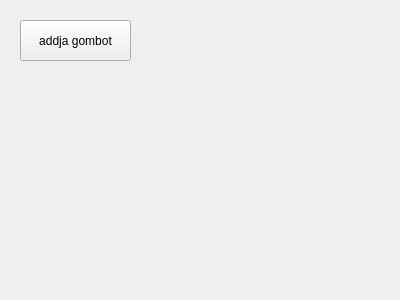
First picture: the form in widget.ui, repository benciboy/test, before the edit.
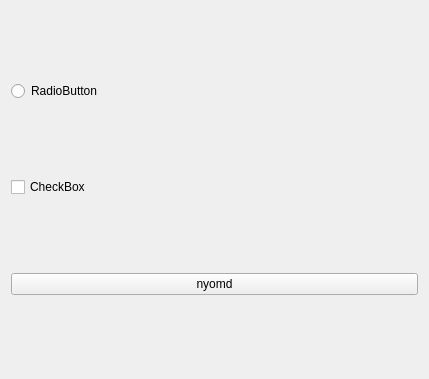
Second picture: the form after the edit.

Patch:
```diff
--- a/widget.ui
+++ b/widget.ui
@@ -6,37 +6,116 @@
    <rect>
     <x>0</x>
     <y>0</y>
-    <width>400</width>
-    <height>300</height>
+    <width>429</width>
+    <height>379</height>
    </rect>
   </property>
   <property name="windowTitle">
    <string>Widget</string>
   </property>
-  <widget class="QPushButton" name="addButton">
-   <property name="geometry">
-    <rect>
-     <x>20</x>
-     <y>20</y>
-     <width>111</width>
-     <height>41</height>
-    </rect>
-   </property>
-   <property name="text">
-    <string>addja gombot</string>
-   </property>
-  </widget>
-  <widget class="QWidget" name="gridLayoutWidget">
-   <property name="geometry">
-    <rect>
-     <x>159</x>
-     <y>60</y>
-     <width>221</width>
-     <height>191</height>
-    </rect>
-   </property>
-   <layout class="QGridLayout" name="gridLayout"/>
-  </widget>
+  <layout class="QGridLayout" name="gridLayout_2">
+   <item row="0" column="0">
+    <layout class="QGridLayout" name="gridLayout"/>
+   </item>
+   <item row="1" column="0">
+    <widget class="QRadioButton" name="radioButton">
+     <property name="layoutDirection">
+      <enum>Qt::LeftToRight</enum>
+     </property>
+     <property name="autoFillBackground">
+      <bool>true</bool>
+     </property>
+     <property name="text">
+      <string>RadioButton</string>
+     </property>
+     <property name="autoExclusive">
+      <bool>false</bool>
+     </property>
+    </widget>
+   </item>
+   <item row="2" column="0">
+    <widget class="QCheckBox" name="checkBox">
+     <property name="sizePolicy">
+      <sizepolicy hsizetype="Minimum" vsizetype="Fixed">
+       <horstretch>0</horstretch>
+       <verstretch>0</verstretch>
+      </sizepolicy>
+     </property>
+     <property name="palette">
+      <palette>
+       <active>
+        <colorrole role="HighlightedText">
+         <brush brushstyle="SolidPattern">
+          <color alpha="255">
+           <red>62</red>
+           <green>255</green>
+           <blue>110</blue>
+          </color>
+         </brush>
+        </colorrole>
+       </active>
+       <inactive>
+        <colorrole role="HighlightedText">
+         <brush brushstyle="SolidPattern">
+          <color alpha="255">
+           <red>62</red>
+           <green>255</green>
+           <blue>110</blue>
+          </color>
+         </brush>
+        </colorrole>
+       </inactive>
+       <disabled>
+        <colorrole role="HighlightedText">
+         <brush brushstyle="SolidPattern">
+          <color alpha="255">
+           <red>62</red>
+           <green>255</green>
+           <blue>110</blue>
+          </color>
+         </brush>
+        </colorrole>
+       </disabled>
+      </palette>
+     </property>
+     <property name="styleSheet">
+      <string notr="true">selection-color: rgb(62, 255, 110);</string>
+     </property>
+     <property name="text">
+      <string>CheckBox</string>
+     </property>
+    </widget>
+   </item>
+   <item row="3" column="0">
+    <widget class="QPushButton" name="addButton">
+     <property name="palette">
+      <palette>
+       <active/>
+       <inactive/>
+       <disabled/>
+      </palette>
+     </property>
+     <property name="autoFillBackground">
+      <bool>true</bool>
+     </property>
+     <property name="text">
+      <string>nyomd</string>
+     </property>
+     <property name="checkable">
+      <bool>true</bool>
+     </property>
+     <property name="autoDefault">
+      <bool>false</bool>
+     </property>
+     <property name="default">
+      <bool>false</bool>
+     </property>
+     <property name="flat">
+      <bool>false</bool>
+     </property>
+    </widget>
+   </item>
+  </layout>
  </widget>
  <layoutdefault spacing="6" margin="11"/>
  <resources/>
```
